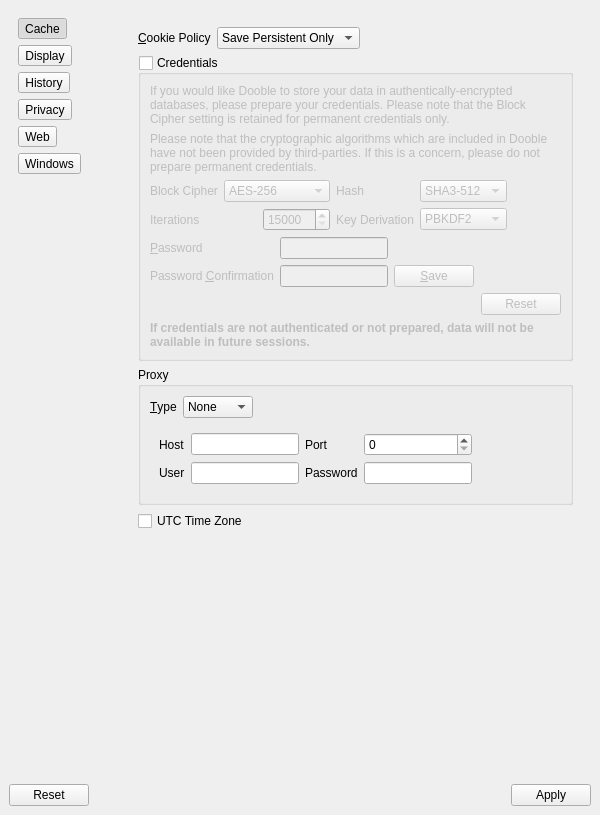
The window that 2.x/UI/dooble_settings.ui (textbrowser/dooble) describes before a commit, drawn with Qt 5.
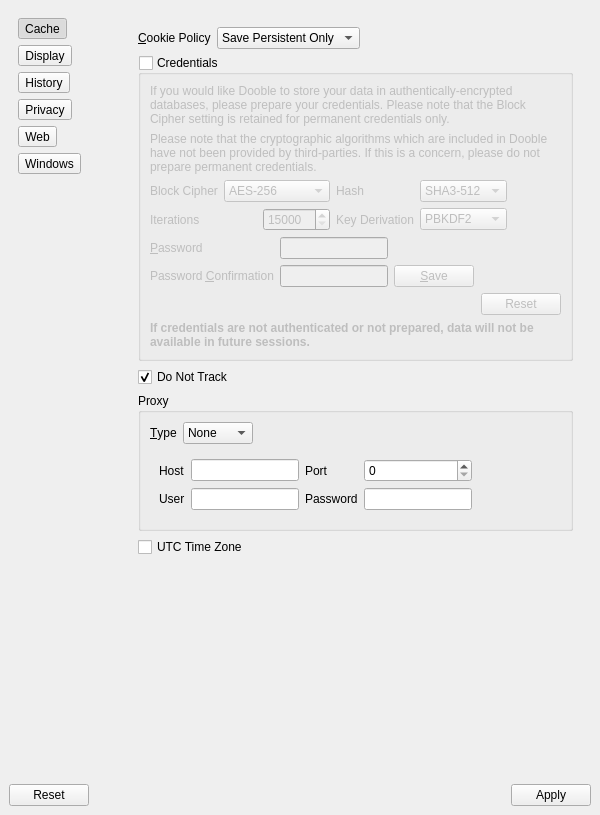
The same window after the commit. The open tabs and pages were chosen to show the change. Icons and pictures are not drawn.

Patch:
```diff
--- a/2.x/UI/dooble_settings.ui
+++ b/2.x/UI/dooble_settings.ui
@@ -656,8 +656,8 @@
               <rect>
                <x>0</x>
                <y>0</y>
-               <width>415</width>
-               <height>651</height>
+               <width>451</width>
+               <height>746</height>
               </rect>
              </property>
              <layout class="QVBoxLayout" name="verticalLayout_8">
@@ -954,6 +954,16 @@
                 </layout>
                </widget>
               </item>
+              <item>
+               <widget class="QCheckBox" name="do_not_track">
+                <property name="text">
+                 <string>Do Not Track</string>
+                </property>
+                <property name="checked">
+                 <bool>true</bool>
+                </property>
+               </widget>
+              </item>
               <item>
                <widget class="QGroupBox" name="groupBox_2">
                 <property name="title">
```
Left out of the diff: 1 changed line with no effect on the pictures.
